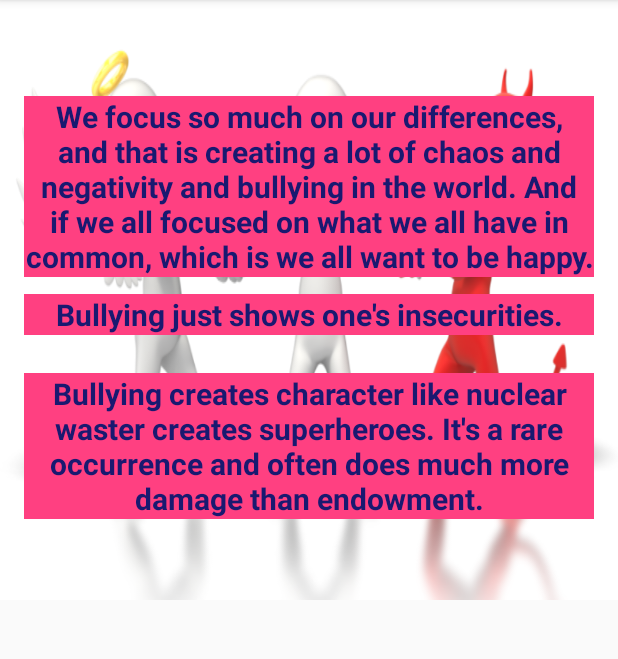
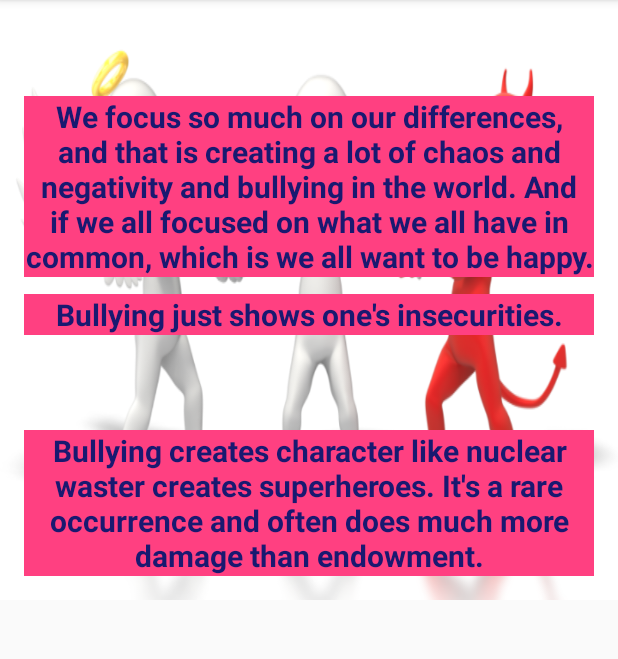
Before and after one commit to bsindala/CS-499, an Android app: the CyberbullyingActivity screen opened directly, with no data from a screen before it, on a phone screen of 412 x 824 dp, the part 84-743 px from its top. Run offline under Robolectric (Android 15) with nearby library versions, the phone set to English and light mode, and no system bars.

Commit message:
Version 2 of working copy

```diff
--- a/app/src/main/res/layout/activity_cyberbullying.xml
+++ b/app/src/main/res/layout/activity_cyberbullying.xml
@@ -30,20 +30,6 @@
         android:textStyle="normal|bold" />
 
     <TextView
-        android:layout_width="match_parent"
-        android:layout_height="wrap_content"
-        android:layout_below="@+id/quote2"
-        android:layout_alignParentStart="true"
-        android:layout_marginTop="25dp"
-        android:id="@+id/quote3"
-        android:textSize="20sp"
-        android:textColor="#191970"
-        android:text="@string/quote3"
-        android:textAlignment="center"
-        android:background="@color/colorAccent"
-        android:textStyle="normal|bold" />
-
-    <TextView
         android:text="@string/quote2"
         android:layout_width="match_parent"
         android:layout_height="wrap_content"
@@ -56,5 +42,19 @@
         android:textAlignment="center"
         android:background="@color/colorAccent"
         android:textStyle="normal|bold" />
+
+    <TextView
+        android:layout_width="match_parent"
+        android:layout_height="wrap_content"
+        android:id="@+id/quote3"
+        android:textSize="20sp"
+        android:textColor="#191970"
+        android:text="@string/quote3"
+        android:textAlignment="center"
+        android:background="@color/colorAccent"
+        android:textStyle="normal|bold"
+        android:layout_alignParentBottom="true"
+        android:layout_alignParentStart="true"
+        android:layout_marginBottom="20dp" />
 </RelativeLayout>
 </ScrollView>
```
Also changed, not shown: app/src/main/res/layout/activity_feel_good.xml (+3 -4 lines), app/src/main/res/values/strings.xml (+12 -12 lines), 294 other files.
